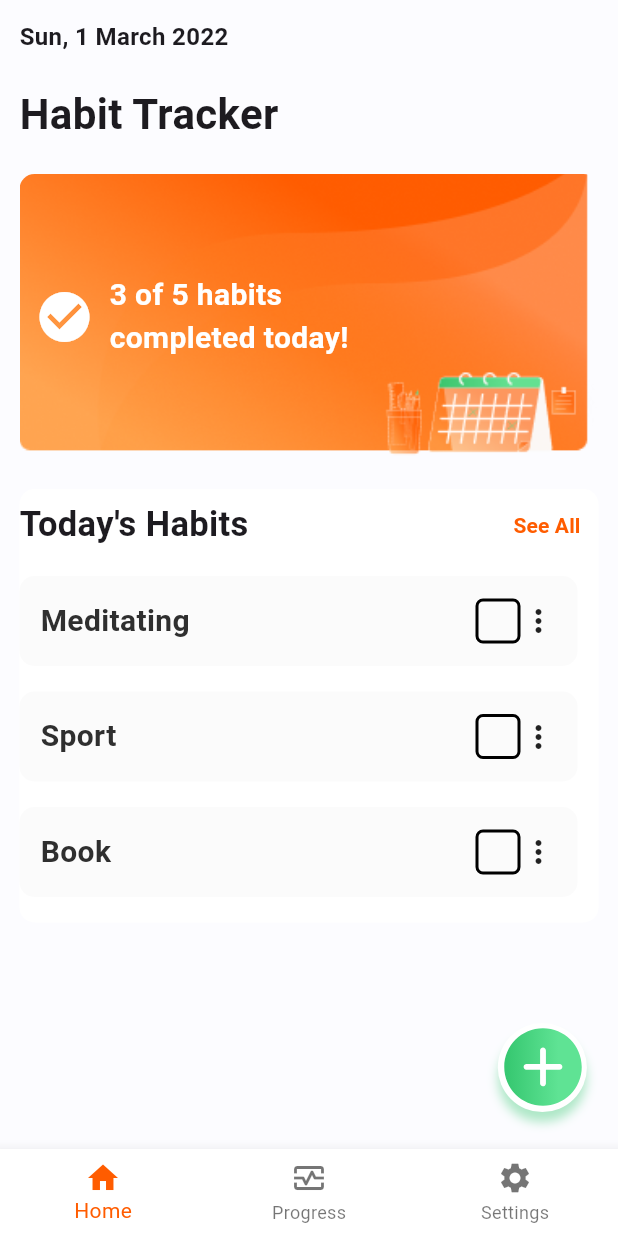
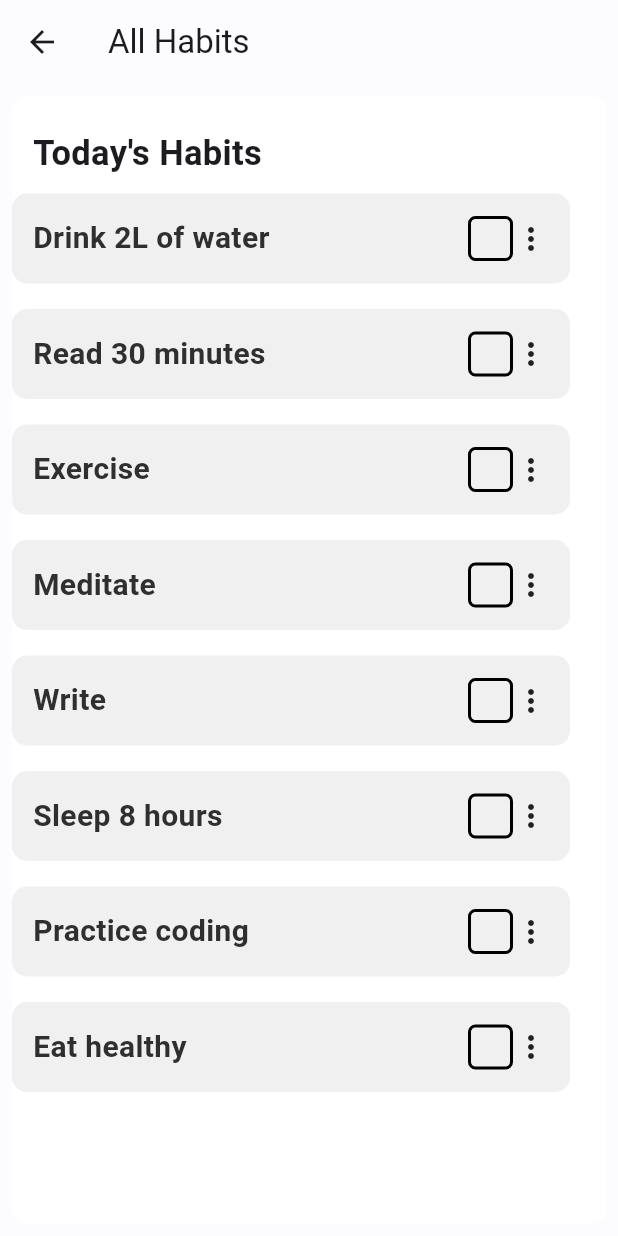
Before and after one commit to Sanjarbek17/Habit_Tracker, a Flutter app: the screen it shows after launch, after a tap on "See All", on a phone screen of 412 x 824 dp. Run offline on Flutter 3.47's test engine with Material 3 defaults, Android fonts, the phone set to English and light mode, and no system bars; our stand-ins replace dropdown_button2, flutter_svg.

Commit message:
all habits widget

```diff
--- a/lib/core/custom_color.dart
+++ b/lib/core/custom_color.dart
@@ -3,12 +3,12 @@ import 'package:flutter/material.dart';
 class CustomColor {
   static const Color bgColor = Color(0xFFFCFCFF);
   static const Color yellowText = Color(0xffFF5C00);
-  static const Color lightGreen = Color(0xffEDFFF4);
-  static const Color greenbg = Color(0xffD7FFE7);
+  static const Color lightGreen = Color(0xFFD6FEE6);
+  static const Color greenbg = Color(0xFFD0FDE2);
   static const Color green = Color(0xff37C871);
   static const Color greyText = Color(0xff838383);
   static const Color greyBg = Color(0xffE7E7E7);
-  static const Color cardbg = Color(0xffFBFBFB);
+  static const Color cardbg = Color.fromARGB(255, 240, 240, 240);
   static const Color text = Color(0xff2F2F2F);
   static const Color stroke = Color(0xffEDEDED);
 }
--- /dev/null
+++ b/lib/models/habit_model.dart
@@ -0,0 +1,9 @@
+class HabitModel {
+  final String habitName;
+  final bool isChecked;
+
+  const HabitModel({
+    required this.habitName,
+    required this.isChecked,
+  });
+}
--- /dev/null
+++ b/lib/pages/all_habit_page.dart
@@ -0,0 +1,26 @@
+import 'package:flutter/material.dart';
+import 'package:habit_tracker/core/custom_color.dart';
+import 'package:habit_tracker/models/habit_model.dart';
+import 'package:habit_tracker/widgets/habits_widget.dart';
+
+class AllHabitPage extends StatelessWidget {
+  final List<HabitModel> habitList;
+  const AllHabitPage({super.key, required this.habitList});
+
+  @override
+  Widget build(BuildContext context) {
+    return Scaffold(
+      backgroundColor: CustomColor.bgColor,
+      appBar: AppBar(
+        title: const Text('All Habits'),
+        backgroundColor: CustomColor.bgColor,
+      ),
+      body: SafeArea(
+        child: Padding(
+          padding: const EdgeInsets.all(8.0),
+          child: HabitsWidget(habitList: habitList),
+        ),
+      ),
+    );
+  }
+}
--- a/lib/pages/home_page.dart
+++ b/lib/pages/home_page.dart
@@ -2,11 +2,24 @@ import 'package:flutter/material.dart';
 import 'package:flutter_svg/flutter_svg.dart';
 import 'package:habit_tracker/core/custom_color.dart';
 import 'package:habit_tracker/gen/assets.gen.dart';
+import 'package:habit_tracker/models/habit_model.dart';
+import 'package:habit_tracker/pages/all_habit_page.dart';
 import 'package:habit_tracker/widgets/add_habit.dart';
-import 'package:habit_tracker/widgets/custom_card.dart';
+import 'package:habit_tracker/widgets/habits_widget.dart';
 
 class HomePage extends StatelessWidget {
   const HomePage({super.key});
+
+  final List<HabitModel> habitList = const [
+    HabitModel(habitName: 'Drink 2L of water', isChecked: false),
+    HabitModel(habitName: 'Read 30 minutes', isChecked: false),
+    HabitModel(habitName: 'Exercise', isChecked: false),
+    HabitModel(habitName: 'Meditate', isChecked: false),
+    HabitModel(habitName: 'Write', isChecked: false),
+    HabitModel(habitName: 'Sleep 8 hours', isChecked: false),
+    HabitModel(habitName: 'Practice coding', isChecked: false),
+    HabitModel(habitName: 'Eat healthy', isChecked: false),
+  ];
 
   @override
   Widget build(BuildContext context) {
@@ -51,26 +64,18 @@ class HomePage extends StatelessWidget {
                 ),
               ),
               const SizedBox(height: 20),
-              Container(
-                decoration: const BoxDecoration(color: Colors.white, borderRadius: BorderRadius.all(Radius.circular(10))),
-                child: Column(
-                  children: [
-                    Row(
-                      children: [
-                        const Text("Today's Habits", style: TextStyle(fontSize: 23, fontWeight: FontWeight.bold)),
-                        const Spacer(),
-                        TextButton(
-                          onPressed: () {},
-                          child: const Text('See All', style: TextStyle(fontSize: 14, fontWeight: FontWeight.bold, color: CustomColor.yellowText)),
-                        ),
-                      ],
+              HabitsWidget(
+                habitList: habitList.getRange(0, 3).toList(),
+                onTap: () {
+                  Navigator.push(
+                    context,
+                    MaterialPageRoute(
+                      builder: (context) => AllHabitPage(
+                        habitList: habitList,
+                      ),
                     ),
-                    const SizedBox(height: 10),
-                    const CustomCard(text: "Meditating", isChecked: false),
-                    const CustomCard(text: "Sport", isChecked: false),
-                    const CustomCard(text: "Book", isChecked: false),
-                  ],
-                ),
+                  );
+                },
               ),
             ],
           ),
--- /dev/null
+++ b/lib/widgets/habits_widget.dart
@@ -0,0 +1,53 @@
+import 'package:flutter/material.dart';
+import 'package:habit_tracker/core/custom_color.dart';
+import 'package:habit_tracker/models/habit_model.dart';
+import 'package:habit_tracker/widgets/custom_card.dart';
+
+class HabitsWidget extends StatelessWidget {
+  final void Function()? onTap;
+
+  const HabitsWidget({
+    super.key,
+    required this.habitList,
+    this.onTap,
+  });
+
+  final List<HabitModel> habitList;
+
+  @override
+  Widget build(BuildContext context) {
+    return Container(
+      padding: const EdgeInsets.symmetric(vertical: 22.0),
+      decoration: const BoxDecoration(color: Colors.white, borderRadius: BorderRadius.all(Radius.circular(10))),
+      child: Column(
+        children: [
+          Padding(
+            padding: const EdgeInsets.symmetric(horizontal: 14.0),
+            child: Row(
+              children: [
+                const Text("Today's Habits", style: TextStyle(fontSize: 23, fontWeight: FontWeight.bold)),
+                const Spacer(),
+                if (onTap != null)
+                  TextButton(
+                    onPressed: onTap,
+                    child: const Text('See All', style: TextStyle(fontSize: 14, fontWeight: FontWeight.bold, color: CustomColor.yellowText)),
+                  ),
+              ],
+            ),
+          ),
+          const SizedBox(height: 10),
+          ListView.builder(
+            itemCount: habitList.length,
+            shrinkWrap: true,
+            itemBuilder: (context, index) {
+              return CustomCard(
+                text: habitList[index].habitName,
+                isChecked: habitList[index].isChecked,
+              );
+            },
+          ),
+        ],
+      ),
+    );
+  }
+}
```
